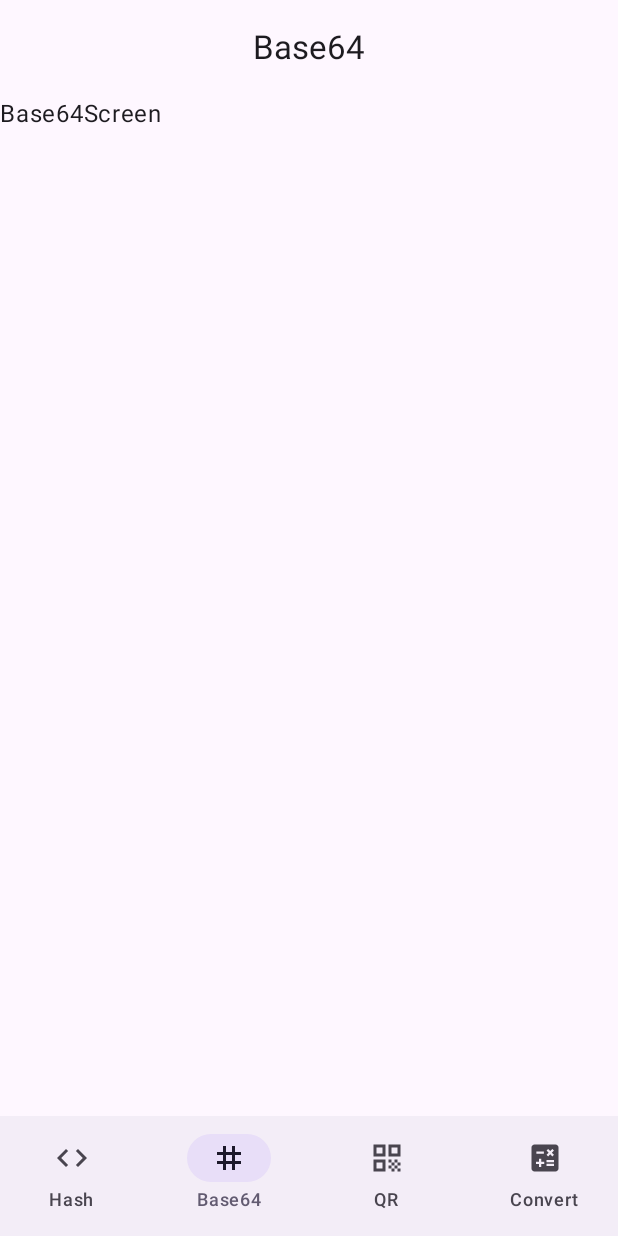
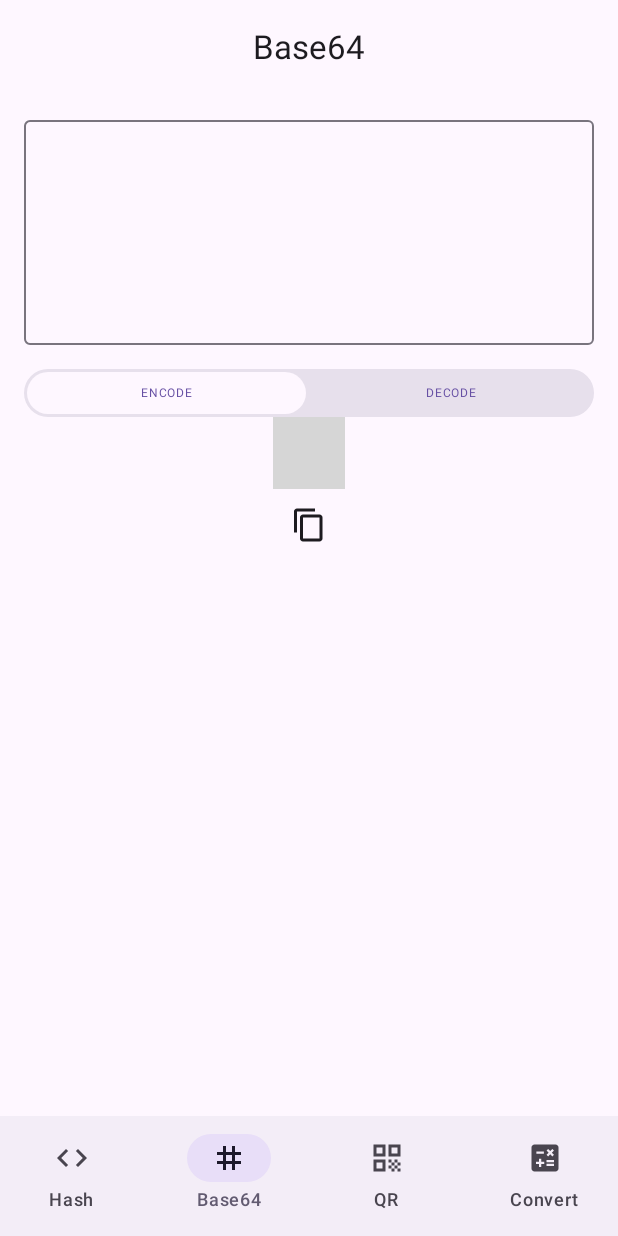
Before and after one commit to hujiejeff/learn-android, an Android app built with Jetpack Compose: the MyToolActivity screen opened directly, with no data from a screen before it, item 2 of the bottom bar chosen, on a phone screen of 412 x 824 dp. Run offline under Robolectric (Android 15) with nearby library versions, the phone set to English and light mode, and no system bars; libraries missing offline, so code that uses them is left out: com.blankj.utilcode; Roboto replaces fonts that are not available here; 4 statements that could not run were skipped; grey boxes are pictures that could not be loaded.

Commit message:
添加开发编码工具之Base64工具

```diff
--- a/app/src/main/java/com/hujiejeff/learn_android/mytool/compose/Components.kt
+++ b/app/src/main/java/com/hujiejeff/learn_android/mytool/compose/Components.kt
@@ -48,10 +48,11 @@ import com.hujiejeff.learn_android.mytool.compose.codetool.HashCode
 fun TabButtonGroup(
     modifier: Modifier = Modifier,
     defaultIndex: Int = 0,
-    onSelectedListener: (HashCode) -> Unit = {}
+    size: Int = 1,
+    onSelectedListener: (Int) -> Unit = {},
+    getLabel: (Int) -> String = {"Lable"}
 ) {
-    val tabs =
-        listOf(HashCode.MD5, HashCode.SHA1, HashCode.SHA256, HashCode.SHA384, HashCode.SHA512)
+
     var selectedIndex by remember {
         mutableStateOf(defaultIndex)
     }
@@ -60,17 +61,16 @@ fun TabButtonGroup(
         containerColor = MaterialTheme.colorScheme.surfaceVariant,
         modifier = modifier
             .wrapContentHeight()
-            .clip(MaterialTheme.shapes.small)
-            .shadow(20.dp),
+            .clip(MaterialTheme.shapes.large),
         indicator = { tabPosition ->
-            TabIndicator(code = tabs[selectedIndex], tabPosition = tabPosition)
+            TabIndicator(selectedIndex, tabPosition = tabPosition)
         },
         divider = {}
     ) {
-        tabs.forEachIndexed { index, item ->
-            TabButton(selected = selectedIndex == index, item.name) {
+        repeat(size) {index ->
+            TabButton(selected = selectedIndex == index, getLabel.invoke(index)) {
                 selectedIndex = index
-                onSelectedListener.invoke(item)
+                onSelectedListener.invoke(index)
             }
         }
     }
@@ -82,7 +82,7 @@ fun TabButton(selected: Boolean, title: String = "title", onClick: () -> Unit =
         modifier = Modifier
             .height(32.dp)
             .padding(2.dp)
-            .clip(MaterialTheme.shapes.small)
+            .clip(MaterialTheme.shapes.large)
             .zIndex(2f),
         selected = selected,
         onClick = onClick
@@ -92,17 +92,17 @@ fun TabButton(selected: Boolean, title: String = "title", onClick: () -> Unit =
 }
 
 @Composable
-fun TabIndicator(code: HashCode, tabPosition: List<TabPosition>) {
-    val transition = updateTransition(targetState = code, label = "Tab indicator")
+fun TabIndicator(index: Int, tabPosition: List<TabPosition>) {
+    val transition = updateTransition(targetState = index, label = "Tab indicator")
     val indicatorLeft by transition.animateDp(label = "Indicator left", transitionSpec = {
         spring(stiffness = Spring.StiffnessMedium)
     }) { page ->
-        tabPosition[page.ordinal].left
+        tabPosition[page].left
     }
     val indicatorRight by transition.animateDp(label = "Indicator right", transitionSpec = {
         spring(stiffness = Spring.StiffnessMedium)
     }) { page ->
-        tabPosition[page.ordinal].right
+        tabPosition[page].right
     }
 
 
@@ -114,7 +114,7 @@ fun TabIndicator(code: HashCode, tabPosition: List<TabPosition>) {
             .width(indicatorRight - indicatorLeft)
             .padding(2.dp)
             .fillMaxSize()
-            .clip(MaterialTheme.shapes.small)
+            .clip(MaterialTheme.shapes.large)
             .background(MaterialTheme.colorScheme.surface)
             .shadow(0.dp)
     )
--- a/app/src/main/java/com/hujiejeff/learn_android/mytool/compose/codetool/Base64Screen.kt
+++ b/app/src/main/java/com/hujiejeff/learn_android/mytool/compose/codetool/Base64Screen.kt
@@ -1,9 +1,84 @@
 package com.hujiejeff.learn_android.mytool.compose.codetool
 
+import androidx.compose.foundation.layout.Column
+import androidx.compose.foundation.layout.Row
+import androidx.compose.foundation.layout.Spacer
+import androidx.compose.foundation.layout.fillMaxWidth
+import androidx.compose.foundation.layout.height
+import androidx.compose.foundation.layout.padding
+import androidx.compose.material.icons.Icons
+import androidx.compose.material.icons.filled.ContentCopy
+import androidx.compose.material3.ExperimentalMaterial3Api
+import androidx.compose.material3.Icon
+import androidx.compose.material3.IconButton
+import androidx.compose.material3.MaterialTheme
+import androidx.compose.material3.OutlinedTextField
+import androidx.compose.material3.Switch
 import androidx.compose.material3.Text
 import androidx.compose.runtime.Composable
+import androidx.compose.runtime.getValue
+import androidx.compose.runtime.mutableStateOf
+import androidx.compose.runtime.remember
+import androidx.compose.runtime.setValue
+import androidx.compose.ui.Alignment
+import androidx.compose.ui.Modifier
+import androidx.compose.ui.unit.dp
+import com.blankj.utilcode.util.ClipboardUtils
+import com.blankj.utilcode.util.EncodeUtils
+import com.blankj.utilcode.util.EncryptUtils
+import com.blankj.utilcode.util.ToastUtils
+import com.hujiejeff.learn_android.mytool.compose.TabButtonGroup
 
+@OptIn(ExperimentalMaterial3Api::class)
 @Composable
-fun Base64Screen() {
-    Text(text = "Base64Screen")
+fun Base64Screen(modifier: Modifier = Modifier) {
+    var textInput by remember { mutableStateOf("") }
+    val tabs = listOf(Base64.ENCODE, Base64.DECODE)
+    var currentAction by remember {
+        mutableStateOf(tabs[0])
+    }
+
+    Column(modifier.padding(16.dp)) {
+        OutlinedTextField(
+            modifier = modifier
+                .fillMaxWidth()
+                .height(150.dp),
+            maxLines = 5,
+            value = textInput,
+            onValueChange = {
+                textInput = it
+            })
+        Spacer(modifier = modifier.height(8.dp * 2))
+        TabButtonGroup(
+            modifier = Modifier,
+            defaultIndex = 0,
+            size = tabs.size,
+            getLabel = { index -> tabs[index].name },
+            onSelectedListener = { index ->
+                currentAction = tabs[index]
+            })
+        val result = textInput.let {
+            when (currentAction) {
+                Base64.ENCODE -> EncodeUtils.base64Encode2String(textInput.toByteArray())
+                Base64.DECODE -> kotlin.runCatching { EncodeUtils.base64Decode(textInput) }.getOrNull()?.decodeToString() ?: ""
+            }
+        }
+        Text(
+            modifier = Modifier.align(Alignment.CenterHorizontally),
+            text = result,
+            style = MaterialTheme.typography.bodySmall
+        )
+        IconButton(
+            modifier = Modifier.align(Alignment.CenterHorizontally),
+            onClick = {
+                ClipboardUtils.copyText(result)
+                ToastUtils.showShort("Copied")
+            }) {
+            Icon(imageVector = Icons.Default.ContentCopy, contentDescription = null)
+        }
+    }
 }
+
+enum class Base64(name: String) {
+    ENCODE("Encode"),DECODE("Decode")
+}
--- a/app/src/main/java/com/hujiejeff/learn_android/mytool/compose/codetool/HashScreen.kt
+++ b/app/src/main/java/com/hujiejeff/learn_android/mytool/compose/codetool/HashScreen.kt
@@ -42,6 +42,8 @@ fun HashScreen(modifier: Modifier = Modifier) {
     var textInput by remember { mutableStateOf("") }
     var currentHashCode by remember { mutableStateOf(HashCode.MD5) }
     var isShowUpperCase by remember { mutableStateOf(false) }
+    val tabs =
+        listOf(HashCode.MD5, HashCode.SHA1, HashCode.SHA256, HashCode.SHA384, HashCode.SHA512)
 
     Column(modifier.padding(16.dp)) {
         OutlinedTextField(
@@ -54,9 +56,14 @@ fun HashScreen(modifier: Modifier = Modifier) {
                 textInput = it
             })
         Spacer(modifier = modifier.height(8.dp * 2))
-        TabButtonGroup(onSelectedListener = {
-            currentHashCode = it
-        })
+        TabButtonGroup(
+            modifier = Modifier,
+            defaultIndex = 0,
+            size = tabs.size,
+            getLabel = { index -> tabs[index].name },
+            onSelectedListener = { index ->
+                currentHashCode = tabs[index]
+            })
         Row(modifier = Modifier.fillMaxWidth(), verticalAlignment = Alignment.CenterVertically) {
             Text(modifier = Modifier.weight(1f), text = "Show Upper Case")
             Switch(checked = isShowUpperCase, onCheckedChange = {
```
